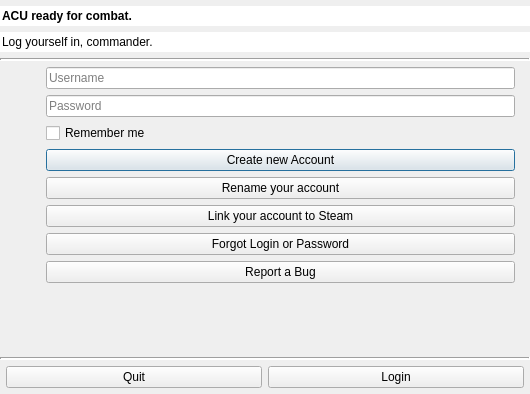
The window that res/client/login.ui (FAForever/client) describes before a commit, drawn with Qt 5.
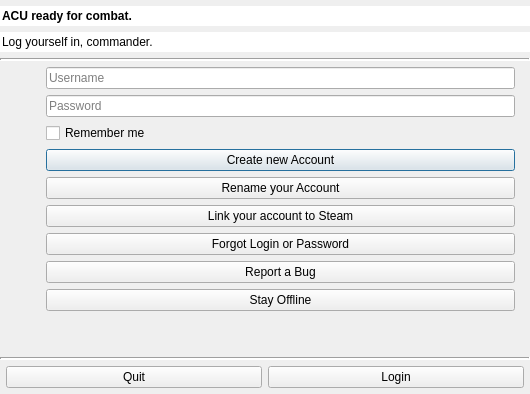
The same window after the commit.

Commit message: Add button to stay offline in login widget

The edit to the form file:
```diff
--- a/res/client/login.ui
+++ b/res/client/login.ui
@@ -242,7 +242,7 @@
          <item>
           <widget class="QPushButton" name="renameAccountButton">
            <property name="text">
-            <string>Rename your account</string>
+            <string>Rename your Account</string>
            </property>
           </widget>
          </item>
@@ -267,6 +267,13 @@
            </property>
           </widget>
          </item>
+         <item>
+          <widget class="QPushButton" name="stayOfflineButton">
+           <property name="text">
+            <string>Stay Offline</string>
+           </property>
+          </widget>
+         </item>
         </layout>
        </widget>
       </item>
```
Left out of the diff: 17 changed lines with no effect on the pictures.
